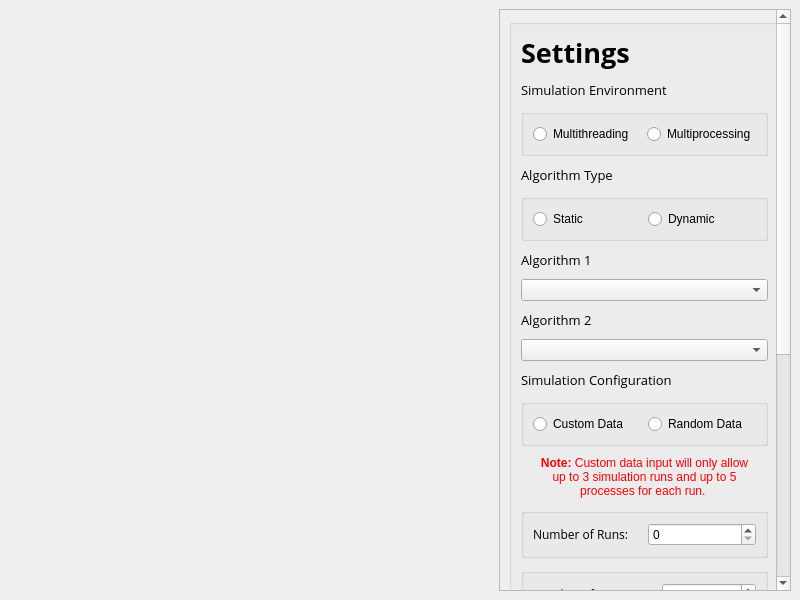
Qt form source/Library/UI/schedulesim.ui (joeric1028/ScheduleSim) before a commit.
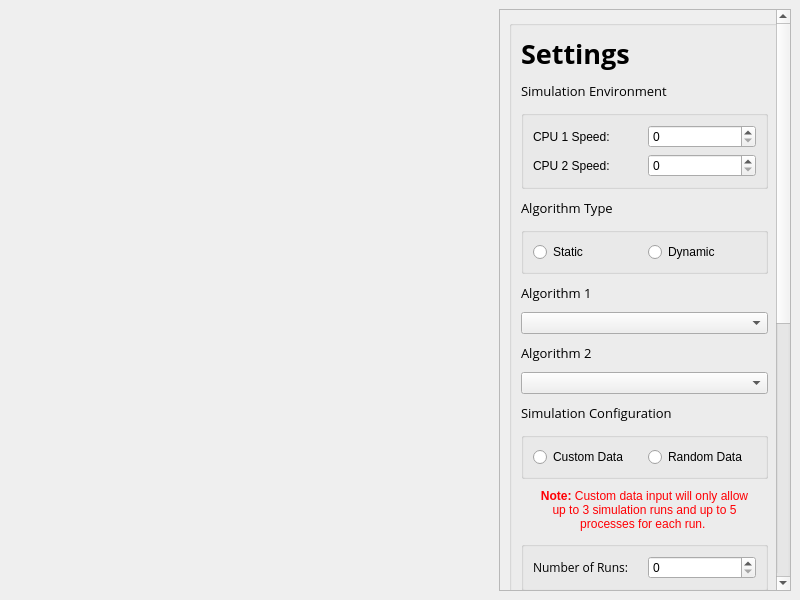
The same form after that commit. Custom widgets are drawn as their Qt base class.

What changed in the file:
```diff
--- a/source/Library/UI/schedulesim.ui
+++ b/source/Library/UI/schedulesim.ui
@@ -90,7 +90,7 @@
          <x>0</x>
          <y>0</y>
          <width>294</width>
-         <height>968</height>
+         <height>1070</height>
         </rect>
        </property>
        <layout class="QVBoxLayout" name="verticalLayout">
@@ -99,13 +99,13 @@
           <property name="minimumSize">
            <size>
             <width>271</width>
-            <height>950</height>
+            <height>1050</height>
            </size>
           </property>
           <property name="maximumSize">
            <size>
             <width>271</width>
-            <height>950</height>
+            <height>1050</height>
            </size>
           </property>
           <property name="title">
@@ -162,21 +162,27 @@
              <property name="flat">
               <bool>false</bool>
              </property>
-             <layout class="QHBoxLayout" name="horizontalLayout_7">
-              <item>
-               <widget class="QRadioButton" name="MultithreadingRadio">
+             <layout class="QGridLayout" name="gridLayout_2">
+              <item row="1" column="0">
+               <widget class="QLabel" name="Cpu1String">
                 <property name="text">
-                 <string>Multithreading</string>
+                 <string>CPU 1 Speed:</string>
                 </property>
                </widget>
               </item>
-              <item>
-               <widget class="QRadioButton" name="MultiprocessingRadio">
+              <item row="2" column="0">
+               <widget class="QLabel" name="Cpu2String">
                 <property name="text">
-                 <string>Multiprocessing</string>
+                 <string>CPU 2 Speed:</string>
                 </property>
                </widget>
               </item>
+              <item row="1" column="1">
+               <widget class="QSpinBox" name="Cpu1SpinBox"/>
+              </item>
+              <item row="2" column="1">
+               <widget class="QSpinBox" name="Cpu2SpinBox"/>
+              </item>
              </layout>
             </widget>
            </item>
```
Left out of the diff: 2 changed lines with no effect on the pictures.
